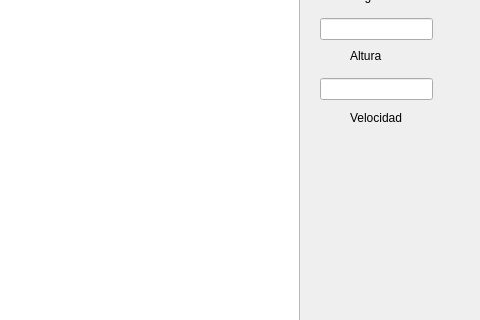
Before: the Qt Designer form misil_game/mainwindow.ui in angel-espinosada/laboratorio_5, drawn with Qt 5; both pictures show x 320 to 800 and y 102 to 422 of the 800 by 600 pixel window.
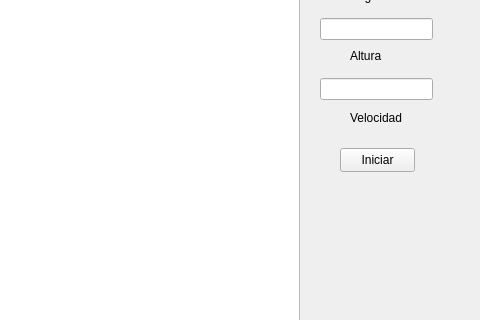
After: the same form once the commit is applied.

Diff of the .ui file:
```diff
--- a/misil_game/mainwindow.ui
+++ b/misil_game/mainwindow.ui
@@ -93,6 +93,19 @@
      </rect>
     </property>
    </widget>
+   <widget class="QPushButton" name="pushButton">
+    <property name="geometry">
+     <rect>
+      <x>660</x>
+      <y>250</y>
+      <width>75</width>
+      <height>24</height>
+     </rect>
+    </property>
+    <property name="text">
+     <string>Iniciar</string>
+    </property>
+   </widget>
   </widget>
   <widget class="QMenuBar" name="menubar">
    <property name="geometry">
```
